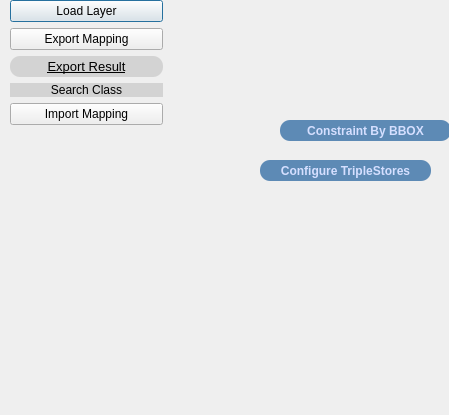
Before: the Qt Designer form Interlink buttons.ui in Cprudhomme/SpaLOD_qgis_plugin, drawn with Qt 5.
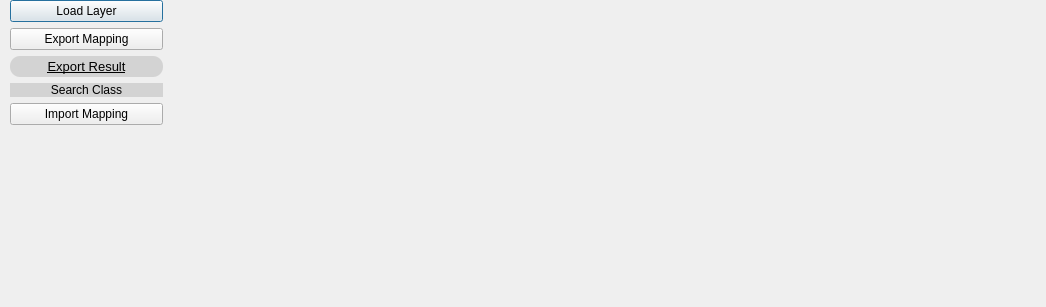
After: the same form once the commit is applied.

Patch:
```diff
--- a/Interlink buttons.ui
+++ b/Interlink buttons.ui
@@ -6,8 +6,8 @@
    <rect>
     <x>0</x>
     <y>0</y>
-    <width>449</width>
-    <height>415</height>
+    <width>1046</width>
+    <height>307</height>
    </rect>
   </property>
   <property name="windowTitle">
@@ -89,62 +89,49 @@
     </item>
    </layout>
   </widget>
-  <widget class="QPushButton" name="loadTripleStoreButton">
+  <widget class="QWidget" name="widget_10" native="true">
    <property name="geometry">
     <rect>
-     <x>260</x>
-     <y>160</y>
-     <width>171</width>
-     <height>21</height>
+     <x>140</x>
+     <y>130</y>
+     <width>252</width>
+     <height>68</height>
     </rect>
    </property>
-   <property name="minimumSize">
-    <size>
-     <width>171</width>
-     <height>21</height>
-    </size>
+   <layout class="QGridLayout" name="gridLayout_2">
+    <item row="0" column="0">
+     <widget class="QWidget" name="widget_2" native="true">
+      <layout class="QGridLayout" name="gridLayout_3"/>
+     </widget>
+    </item>
+   </layout>
+  </widget>
+  <widget class="QWidget" name="widget_5" native="true">
+   <property name="geometry">
+    <rect>
+     <x>610</x>
+     <y>0</y>
+     <width>146</width>
+     <height>35</height>
+    </rect>
    </property>
-   <property name="font">
-    <font>
-     <pointsize>9</pointsize>
-     <weight>75</weight>
-     <bold>true</bold>
-     <underline>false</underline>
-    </font>
-   </property>
    <property name="cursor">
     <cursorShape>PointingHandCursor</cursorShape>
    </property>
-   <property name="styleSheet">
-    <string notr="true">color: rgb(213, 223, 255);
-
-border-radius:10px;
-
-background-color:rgb(93, 138, 181);
-</string>
-   </property>
-   <property name="text">
-    <string>Configure TripleStores</string>
-   </property>
+   <layout class="QGridLayout" name="gridLayout_5"/>
   </widget>
-  <widget class="QPushButton" name="bboxButton">
+  <widget class="QLabel" name="label_6">
    <property name="geometry">
     <rect>
-     <x>280</x>
-     <y>120</y>
-     <width>171</width>
-     <height>21</height>
+     <x>330</x>
+     <y>350</y>
+     <width>170</width>
+     <height>16</height>
     </rect>
    </property>
-   <property name="minimumSize">
-    <size>
-     <width>171</width>
-     <height>21</height>
-    </size>
-   </property>
    <property name="font">
     <font>
-     <pointsize>9</pointsize>
+     <pointsize>10</pointsize>
      <weight>75</weight>
      <bold>true</bold>
     </font>
@@ -153,18 +140,78 @@
     <cursorShape>PointingHandCursor</cursorShape>
    </property>
    <property name="styleSheet">
-    <string notr="true">
-color: rgb(213, 223, 255);
-
-border-radius:10px;
-
-background-color:rgb(93, 138, 181);
-</string>
+    <string notr="true">color:rgb(255, 255, 255);</string>
    </property>
    <property name="text">
-    <string>Constraint By BBOX</string>
+    <string>Table Colums to Concepts:</string>
    </property>
   </widget>
+  <widget class="QWidget" name="">
+   <property name="geometry">
+    <rect>
+     <x>580</x>
+     <y>330</y>
+     <width>350</width>
+     <height>30</height>
+    </rect>
+   </property>
+   <layout class="QHBoxLayout" name="horizontalLayout_7">
+    <item>
+     <widget class="QLabel" name="label_3">
+      <property name="minimumSize">
+       <size>
+        <width>91</width>
+        <height>28</height>
+       </size>
+      </property>
+      <property name="maximumSize">
+       <size>
+        <width>91</width>
+        <height>28</height>
+       </size>
+      </property>
+      <property name="font">
+       <font>
+        <pointsize>10</pointsize>
+        <weight>75</weight>
+        <bold>true</bold>
+        <underline>false</underline>
+       </font>
+      </property>
+      <property name="styleSheet">
+       <string notr="true">color:rgb(255, 255, 255);
+</string>
+      </property>
+      <property name="text">
+       <string>Search Class:</string>
+      </property>
+     </widget>
+    </item>
+    <item>
+     <widget class="QComboBox" name="chooseLayerInterlink_2">
+      <property name="minimumSize">
+       <size>
+        <width>251</width>
+        <height>20</height>
+       </size>
+      </property>
+      <property name="maximumSize">
+       <size>
+        <width>251</width>
+        <height>20</height>
+       </size>
+      </property>
+      <property name="cursor">
+       <cursorShape>PointingHandCursor</cursorShape>
+      </property>
+      <property name="styleSheet">
+       <string notr="true">border-radius:10px;
+</string>
+      </property>
+     </widget>
+    </item>
+   </layout>
+  </widget>
  </widget>
  <resources/>
  <connections/>
```
Left out of the diff: 6 changed lines with no effect on the pictures.
